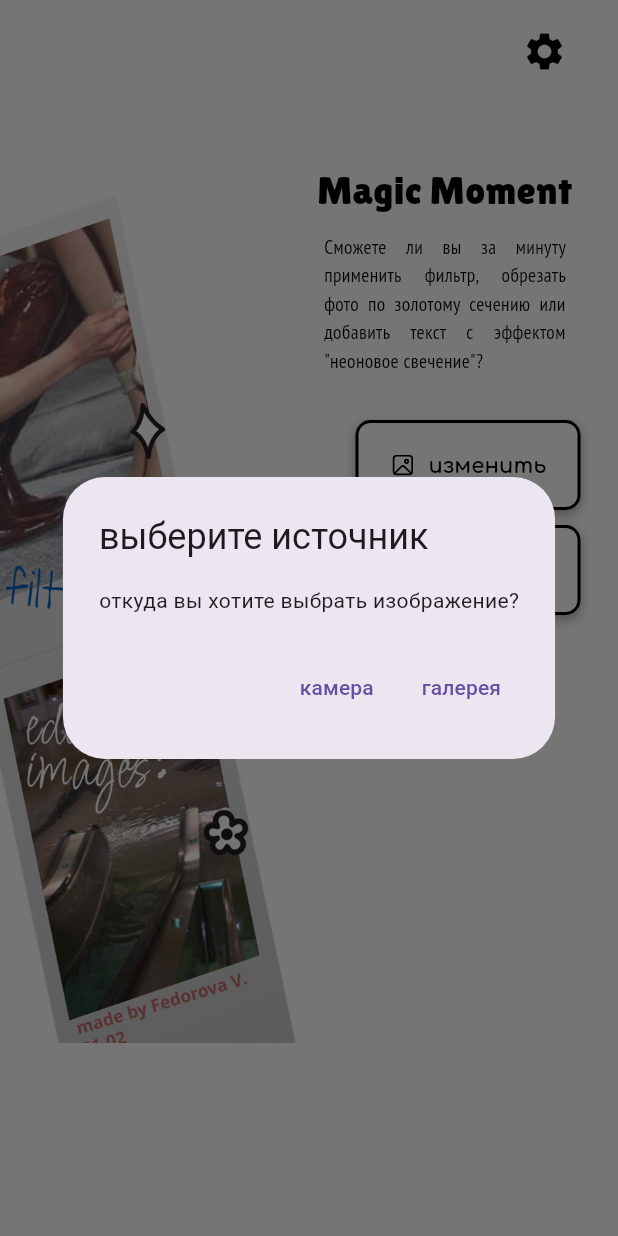
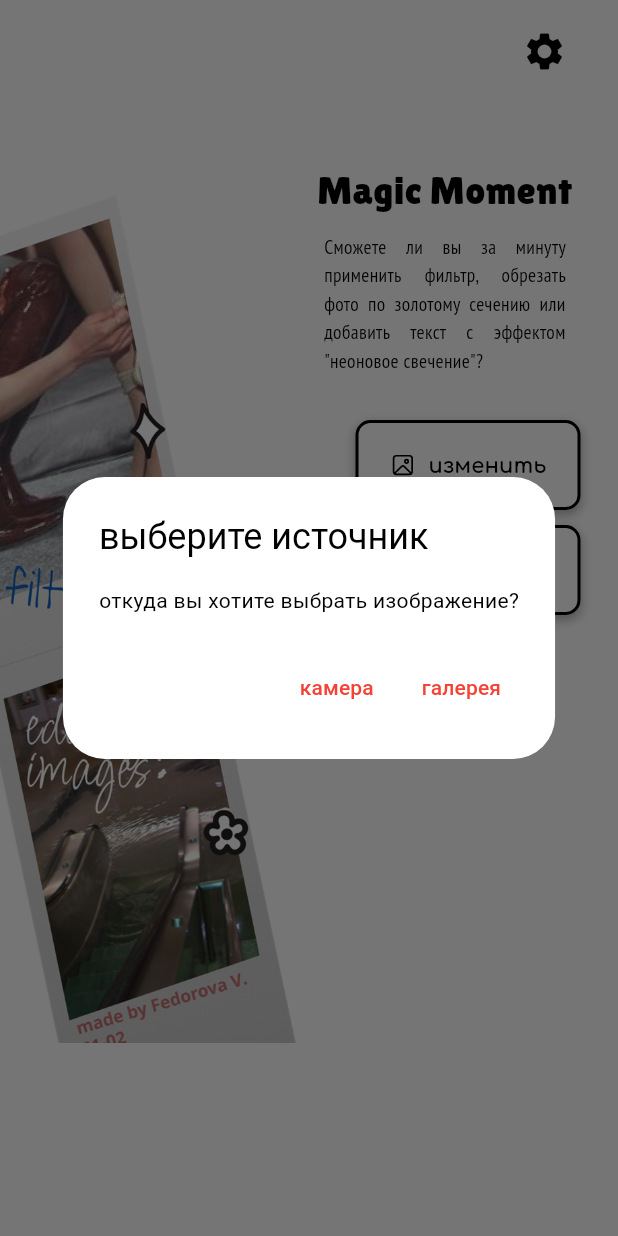
Before and after one commit to Varyaa04/magic_moment, a Flutter app: the screen it shows after launch, after a tap on "изменить", on a phone screen of 412 x 824 dp. Run offline on Flutter 3.47's test engine with Material 3 defaults, Android fonts, the light colour scheme and no system bars; our stand-ins replace fluentui_system_icons, image_picker, permission_handler, shared_preferences.

Commit message:
themes + new icon

```diff
--- a/lib/main.dart
+++ b/lib/main.dart
@@ -4,12 +4,16 @@ import 'package:provider/provider.dart';
 import 'startPage.dart';
 import 'pagesSettings/classesSettings/app_localizations.dart';
 import 'pagesSettings/classesSettings/language_provider.dart';
+import 'pagesSettings/classesSettings/theme_provider.dart';
 
 void main() {
   runApp(
-    ChangeNotifierProvider(
-      create: (_) => LanguageProvider(),
-      child: const MyApp(),
+      MultiProvider(
+        providers: [
+          ChangeNotifierProvider(create: (_) => LanguageProvider()),
+          ChangeNotifierProvider(create: (_) => ThemeProvider()),
+        ],
+        child: const MyApp(),
     ),
   );
 }
@@ -19,9 +23,29 @@ class MyApp extends StatelessWidget {
 
   @override
   Widget build(BuildContext context) {
-    return Consumer<LanguageProvider>(
-      builder: (context, languageProvider, child) {
+    return Consumer2<LanguageProvider, ThemeProvider>(
+      builder: (context, languageProvider, themeProvider, child) {
         return MaterialApp(
+          theme: ThemeData(
+            colorScheme: const ColorScheme.light(
+              primary: Colors.red,
+              secondary: Colors.green,
+              surface: Colors.white,
+              onSurface: Colors.black,
+              onSecondary: Colors.black,
+            ),
+          ),
+          darkTheme: ThemeData(
+            colorScheme: ColorScheme.dark(
+              primary: Colors.pink,
+              secondary: Colors.teal,
+              surface: Colors.black54,
+              onSurface: Colors.white,
+                onSecondary: Colors.grey[900]!,
+            ),
+          ),
+          themeMode: themeProvider.themeMode,
+          home: const StartPage(),
           locale: languageProvider.locale,
           supportedLocales: const [
             Locale('en', 'US'),
@@ -33,7 +57,6 @@ class MyApp extends StatelessWidget {
             GlobalWidgetsLocalizations.delegate,
             GlobalCupertinoLocalizations.delegate,
           ],
-          home: const StartPage(),
         );
       },
     );
--- a/lib/pagesSettings/classesSettings/app_localizations.dart
+++ b/lib/pagesSettings/classesSettings/app_localizations.dart
@@ -46,7 +46,7 @@ class AppLocalizations {
       'choose' : 'select source',
       'from' : 'where do you want to select an image from?',
       'camera' : 'camera',
-      'gallery' : 'callery',
+      'gallery' : 'gallery',
     },
     'ru': {
       'app_title': 'язык приложения',
--- a/lib/startPage.dart
+++ b/lib/startPage.dart
@@ -64,11 +64,13 @@ class StartPage extends StatelessWidget {
   @override
   Widget build(BuildContext context) {
     final appLocalizations = AppLocalizations.of(context)!;
+    final  theme = Theme.of(context);
+    final colorScheme = theme.colorScheme;
 
     return Scaffold(
       backgroundColor: Colors.transparent,
       body: Container(
-        color: Colors.white,
+        color: colorScheme.surface,
         child: Row(
           children: [
             // Левая часть с изображением
@@ -100,7 +102,7 @@ class StartPage extends StatelessWidget {
                         );
                       },
                       icon: const Icon(Icons.settings),
-                      color: Colors.black,
+                      color: colorScheme.onSecondary,
                     ),
                   ),
                   ),
@@ -112,12 +114,12 @@ class StartPage extends StatelessWidget {
                     child: Column(
                       crossAxisAlignment: CrossAxisAlignment.center,
                       children: [
-                        const Text(
+                         Text(
                           'Magic Moment',
                           textAlign: TextAlign.center,
                           style: TextStyle(
                             fontSize: 26,
-                            color: Colors.black,
+                            color: colorScheme.onSecondary,
                             fontFamily: 'LilitaOne-Regular',
                           ),
                         ),
@@ -131,9 +133,9 @@ class StartPage extends StatelessWidget {
                           child:  Text(
                             appLocalizations.challengeText,
                             textAlign: TextAlign.justify,
-                            style: const TextStyle(
+                            style:  TextStyle(
                               fontSize: 13,
-                              color: Colors.black,
+                              color: colorScheme.onSecondary,
                               fontFamily: 'PTSansNarrow-Regular',
                             ),
                             softWrap: true,
--- a/lib/themeWidjets/buildButtonIcon.dart
+++ b/lib/themeWidjets/buildButtonIcon.dart
@@ -1,5 +1,6 @@
 import 'package:flutter/material.dart';
-
+import 'package:provider/provider.dart';
+import 'package:MagicMoment/pagesSettings/classesSettings/theme_provider.dart';
 
 class CustomButton extends StatelessWidget {
   final VoidCallback onPressed;
@@ -17,13 +18,17 @@ class CustomButton extends StatelessWidget {
 
   @override
   Widget build(BuildContext context) {
+    final themeProvider = Provider.of<ThemeProvider>(context);
+
+    final  theme = Theme.of(context);
+    final colorScheme = theme.colorScheme;
     return Container(
       height: 60,
       width: 150,
       decoration: BoxDecoration(
-        color: Colors.white,
+        color: colorScheme.surface,
         borderRadius: BorderRadius.circular(10),
-        border: Border.all(color: Colors.black, width: 2),
+        border: Border.all(color: colorScheme.onSurface, width: 2),
         boxShadow: [
           BoxShadow(
             color: Colors.black.withOpacity(0.3),
@@ -43,7 +48,7 @@ class CustomButton extends StatelessWidget {
         child: Row(
           mainAxisSize: MainAxisSize.min,
           children: [
-            Icon(icon, color: Colors.black),
+            Icon(icon, color: colorScheme.onSurface),
             const SizedBox(width: 8),
             Column(
               crossAxisAlignment: CrossAxisAlignment.start,
@@ -51,9 +56,9 @@ class CustomButton extends StatelessWidget {
               children: [
                 Text(
                   text,
-                  style: const TextStyle(
+                  style:  TextStyle(
                     fontSize: 14,
-                    color: Colors.black,
+                    color: colorScheme.onSurface,
                     fontFamily: 'Comfortaa',
                     fontWeight: FontWeight.bold
                   ),
@@ -61,9 +66,9 @@ class CustomButton extends StatelessWidget {
                 if (secondaryText != null)
                   Text(
                     secondaryText!,
-                    style: const TextStyle(
+                    style:  TextStyle(
                       fontSize: 14,
-                      color: Colors.black,
+                      color: colorScheme.onSurface,
                       fontFamily: 'Comfortaa',
                       fontWeight: FontWeight.bold
                     ),
--- a/pubspec.yaml
+++ b/pubspec.yaml
@@ -17,6 +17,7 @@ dependencies:
   provider: ^6.0.0
   permission_handler: ^11.4.0
   sqflite: ^2.2.0
+  shared_preferences: ^2.2.2
   flutter_localizations:
     sdk: flutter
 
```
Also changed, not shown: lib/pagesSettings/classesSettings/theme_provider.dart (added, +35 -0 lines), lib/pagesSettings/formatSetPage.dart (+6 -5 lines), lib/pagesSettings/langSetPage.dart (+6 -4 lines), lib/pagesSettings/settingsPage.dart (+13 -13 lines), lib/pagesSettings/themeSetPage.dart (+47 -28 lines), lib/themeWidjets/settingsButtonIcon.dart (+10 -6 lines), pubspec.lock, 29 other files.
